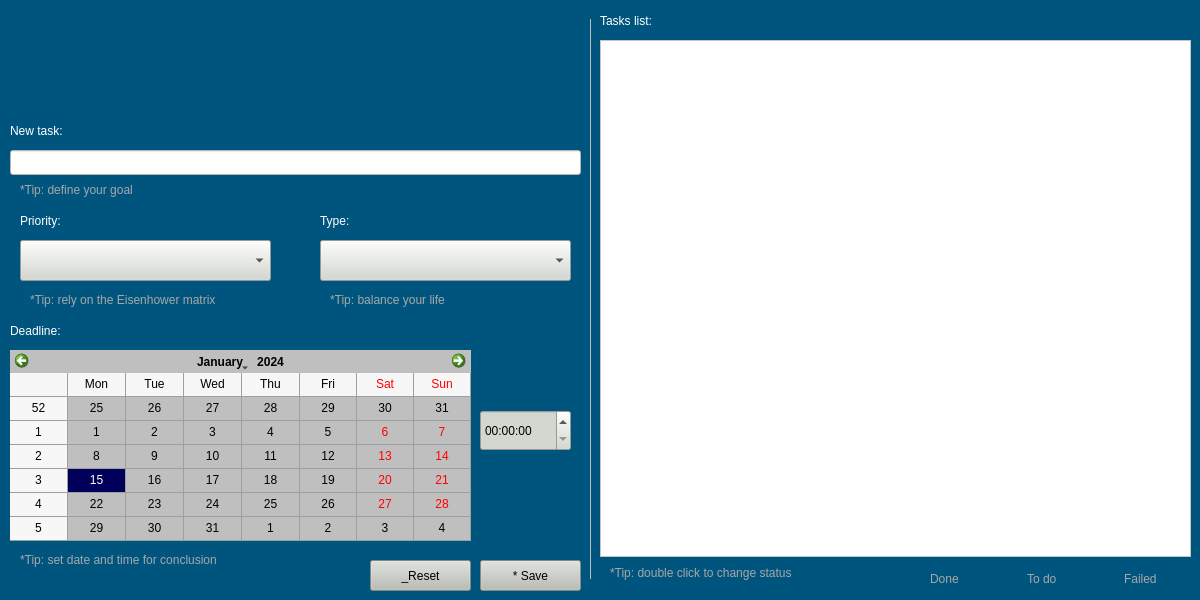
First picture: the form in task_organizer/src/ui/qt/form/task_organizer.ui, repository lucassaporetti/frogs_tasks_organizer, before the edit.
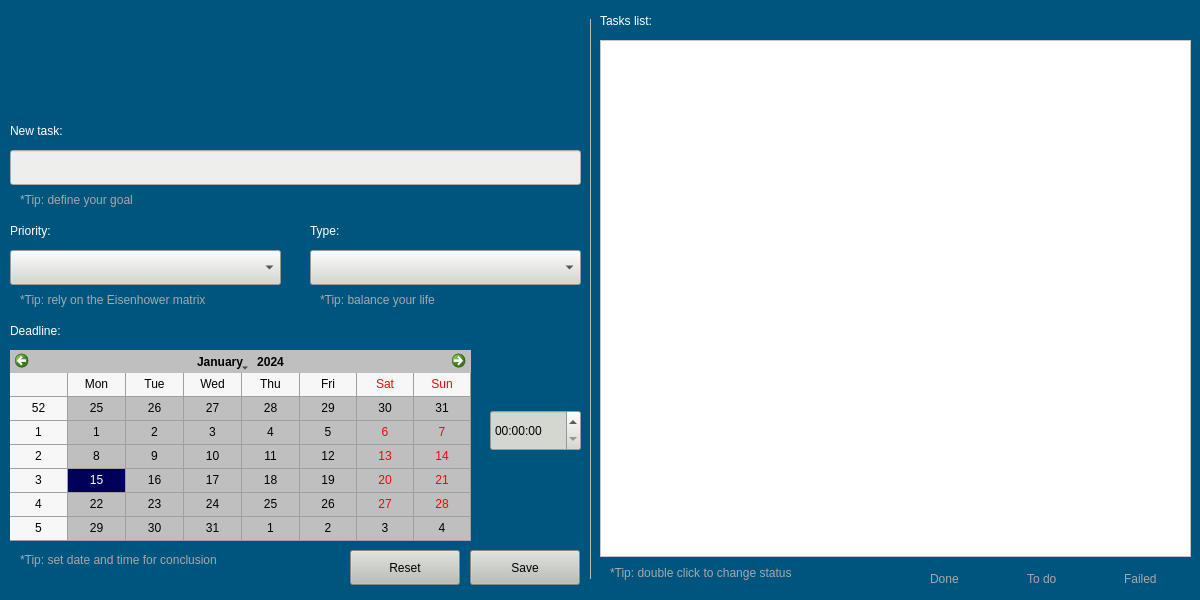
Second picture: the form after the edit. Icons and pictures are not drawn.

The edit to the form file:
```diff
--- a/task_organizer/src/ui/qt/form/task_organizer.ui
+++ b/task_organizer/src/ui/qt/form/task_organizer.ui
@@ -208,7 +208,7 @@
      <x>10</x>
      <y>150</y>
      <width>571</width>
-     <height>25</height>
+     <height>35</height>
     </rect>
    </property>
    <property name="maximumSize">
@@ -218,14 +218,16 @@
     </size>
    </property>
    <property name="styleSheet">
-    <string notr="true">background-color: rgb(255, 255, 255);</string>
+    <string notr="true">color: rgb(0, 0, 0);
+background-color: rgb(238, 238, 236);
+font: 75 11pt &quot;MS Shell Dlg 2&quot;;</string>
    </property>
   </widget>
   <widget class="QLabel" name="label_2">
    <property name="geometry">
     <rect>
      <x>20</x>
-     <y>180</y>
+     <y>190</y>
      <width>147</width>
      <height>20</height>
     </rect>
@@ -261,7 +263,7 @@
   <widget class="QTimeEdit" name="timeEdit">
    <property name="geometry">
     <rect>
-     <x>480</x>
+     <x>490</x>
      <y>410</y>
      <width>91</width>
      <height>41</height>
@@ -308,10 +310,10 @@
   <widget class="QToolButton" name="reset_button">
    <property name="geometry">
     <rect>
-     <x>370</x>
-     <y>560</y>
-     <width>101</width>
-     <height>31</height>
+     <x>350</x>
+     <y>550</y>
+     <width>110</width>
+     <height>35</height>
     </rect>
    </property>
    <property name="cursor">
@@ -321,7 +323,7 @@
     <string notr="true">background-color: rgb(186, 189, 182);</string>
    </property>
    <property name="text">
-    <string>_Reset</string>
+    <string>Reset</string>
    </property>
    <property name="toolButtonStyle">
     <enum>Qt::ToolButtonTextOnly</enum>
@@ -330,10 +332,10 @@
   <widget class="QToolButton" name="save_button">
    <property name="geometry">
     <rect>
-     <x>480</x>
-     <y>560</y>
-     <width>101</width>
-     <height>31</height>
+     <x>470</x>
+     <y>550</y>
+     <width>110</width>
+     <height>35</height>
     </rect>
    </property>
    <property name="cursor">
@@ -343,7 +345,7 @@
     <string notr="true">background-color: rgb(186, 189, 182);</string>
    </property>
    <property name="text">
-    <string>* Save</string>
+    <string>Save</string>
    </property>
   </widget>
   <widget class="QLabel" name="done_label">
@@ -921,17 +923,20 @@
   <widget class="QComboBox" name="comboBox">
    <property name="geometry">
     <rect>
-     <x>320</x>
-     <y>240</y>
-     <width>251</width>
-     <height>41</height>
+     <x>310</x>
+     <y>250</y>
+     <width>271</width>
+     <height>35</height>
     </rect>
    </property>
    <property name="cursor">
     <cursorShape>PointingHandCursor</cursorShape>
    </property>
    <property name="styleSheet">
-    <string notr="true">background-color: rgb(211, 215, 207);</string>
+    <string notr="true">color: rgb(0, 0, 0);
+background-color: rgb(211, 215, 207);
+selection-background-color: rgb(197, 197, 255);
+font: 75 11pt &quot;MS Shell Dlg 2&quot;;</string>
    </property>
    <property name="currentText">
     <string/>
@@ -1021,9 +1026,9 @@
   <widget class="QLabel" name="newTaskLabel_2">
    <property name="geometry">
     <rect>
-     <x>320</x>
-     <y>210</y>
-     <width>91</width>
+     <x>310</x>
+     <y>220</y>
+     <width>51</width>
      <height>21</height>
     </rect>
    </property>
@@ -1038,7 +1043,7 @@
   <widget class="QLabel" name="label_8">
    <property name="geometry">
     <rect>
-     <x>330</x>
+     <x>320</x>
      <y>290</y>
      <width>171</width>
      <height>20</height>
@@ -1075,9 +1080,9 @@
   <widget class="QLabel" name="newTaskLabel_3">
    <property name="geometry">
     <rect>
-     <x>20</x>
-     <y>210</y>
-     <width>91</width>
+     <x>10</x>
+     <y>220</y>
+     <width>71</width>
      <height>21</height>
     </rect>
    </property>
@@ -1092,17 +1097,20 @@
   <widget class="QComboBox" name="comboBox_2">
    <property name="geometry">
     <rect>
-     <x>20</x>
-     <y>240</y>
-     <width>251</width>
-     <height>41</height>
+     <x>10</x>
+     <y>250</y>
+     <width>271</width>
+     <height>35</height>
     </rect>
    </property>
    <property name="cursor">
     <cursorShape>PointingHandCursor</cursorShape>
    </property>
    <property name="styleSheet">
-    <string notr="true">background-color: rgb(211, 215, 207);</string>
+    <string notr="true">color: rgb(0, 0, 0);
+background-color: rgb(211, 215, 207);
+selection-background-color: rgb(197, 197, 255);
+font: 75 11pt &quot;MS Shell Dlg 2&quot;;</string>
    </property>
    <property name="currentText">
     <string/>
@@ -1156,7 +1164,7 @@
   <widget class="QLabel" name="label_9">
    <property name="geometry">
     <rect>
-     <x>30</x>
+     <x>20</x>
      <y>290</y>
      <width>241</width>
      <height>20</height>
```
Left out of the diff: 21 changed lines with no effect on the pictures.
